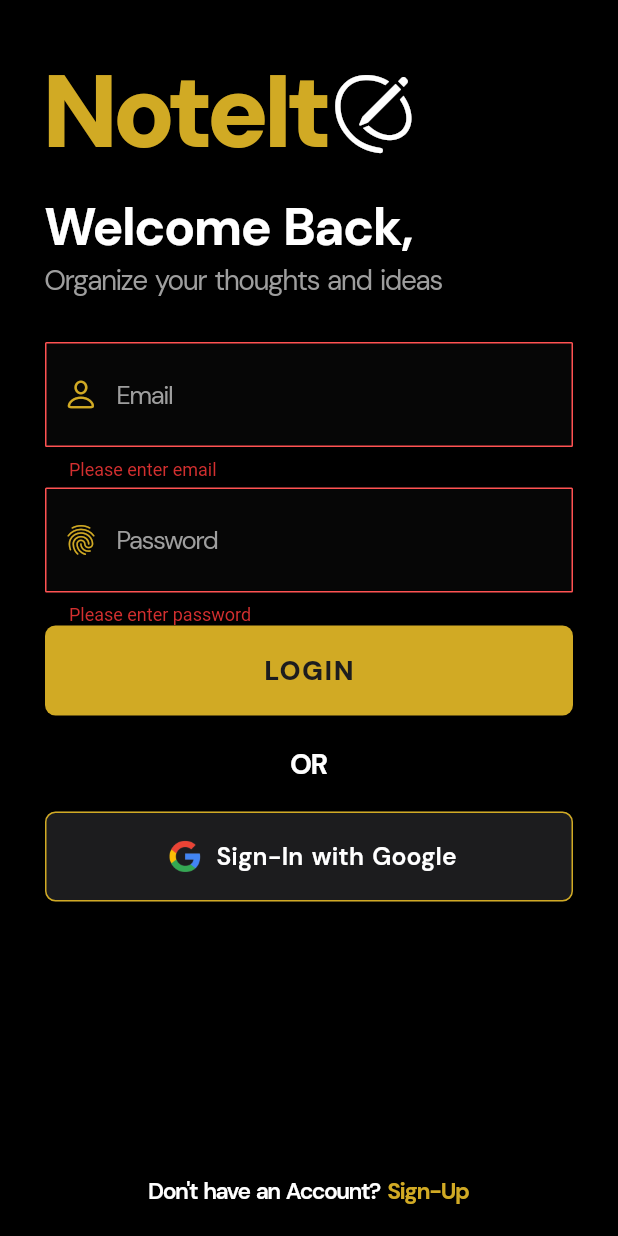
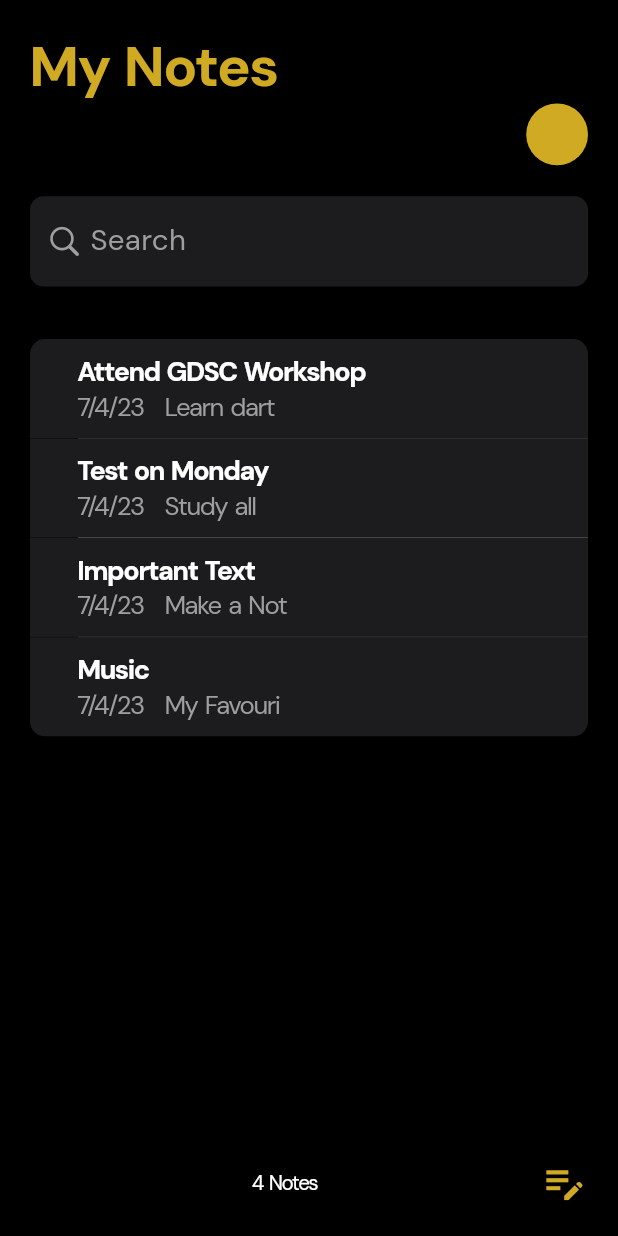
Before and after one commit to DSC-VJTI/Flutter-Forward-Extended, a Flutter app: the screen it shows after launch, after a tap on "LOGIN", after a tap on "Sign-In with Google", on a phone screen of 412 x 824 dp. Run offline on Flutter 3.47's test engine with Material 2 defaults, Android fonts, the phone set to English and light mode, and no system bars; drawn by our look-alikes of flutter_slidable; our stand-ins replace firebase_core, google_fonts, share_plus; accounts and stored records are empty.

```diff
--- a/notes_app/lib/login/login.dart
+++ b/notes_app/lib/login/login.dart
@@ -1,5 +1,6 @@
 import 'package:flutter/cupertino.dart';
 import 'package:flutter/material.dart';
+import 'package:notes_app/notes/notes.dart';
 import 'package:notes_app/utils/notes_theme.dart';
 import 'package:notes_app/register/register.dart';
 
@@ -14,7 +15,6 @@ class _LoginState extends State<Login> {
   final TextEditingController _emailController = TextEditingController();
   final TextEditingController _passwordController = TextEditingController();
   final _formKey = GlobalKey<FormState>();
-
   bool isLoading1 = false;
   bool isLoading2 = false;
 
@@ -102,7 +102,6 @@ class _LoginState extends State<Login> {
                       color: Colors.grey),
                 ),
               ),
-
               Form(
                 key: _formKey,
                 child: Column(
@@ -160,6 +159,9 @@ class _LoginState extends State<Login> {
                   ],
                 ),
               ),
+              const SizedBox(
+                height: 20,
+              ),
               Column(
                 children: [
                   SizedBox(
@@ -173,7 +175,10 @@ class _LoginState extends State<Login> {
                             setState(() {
                               isLoading1 = true;
                             });
-
+                            Navigator.pushReplacement(context,
+                                MaterialPageRoute(builder: (_) {
+                              return const Notes();
+                            }));
                             isLoading1 = false;
                           }
                         },
@@ -217,6 +222,10 @@ class _LoginState extends State<Login> {
                           setState(() {
                             isLoading2 = true;
                           });
+                          Navigator.pushReplacement(context,
+                              MaterialPageRoute(builder: (_) {
+                            return const Notes();
+                          }));
                           isLoading2 = false;
                         },
                         child: isLoading2
--- a/notes_app/lib/main.dart
+++ b/notes_app/lib/main.dart
@@ -1,7 +1,10 @@
+import 'package:firebase_core/firebase_core.dart';
 import 'package:flutter/material.dart';
 import 'package:notes_app/login/login.dart';
 
-void main() {
+void main() async {
+  WidgetsFlutterBinding.ensureInitialized();
+  await Firebase.initializeApp();
   runApp(const MyApp());
 }
 
@@ -10,7 +13,7 @@ class MyApp extends StatelessWidget {
 
   @override
   Widget build(BuildContext context) {
-    return  const MaterialApp(
+    return const MaterialApp(
       title: 'Notes App',
       debugShowCheckedModeBanner: false,
       home: Login(),
--- /dev/null
+++ b/notes_app/lib/notes/models/note_model.dart
@@ -0,0 +1,15 @@
+// ignore_for_file: non_constant_identifier_names
+
+class NoteModel {
+  String? title;
+  String? date;
+  String? description;
+  String? note;
+  String? note_id;
+
+  NoteModel({this.title, this.note, this.note_id, this.description, this.date});
+
+  Map<String, dynamic> toJson() {
+    return {"date": DateTime.now().toString(), "note": note, "title": title};
+  }
+}
--- /dev/null
+++ b/notes_app/lib/notes/notes.dart
@@ -0,0 +1,209 @@
+// ignore_for_file: prefer_const_constructors, unused_local_variable
+
+import 'package:flutter/cupertino.dart';
+import 'package:flutter/material.dart';
+import 'package:flutter_slidable/flutter_slidable.dart';
+import 'package:notes_app/notes/layout/note_pad_page.dart';
+import 'package:notes_app/notes/models/note_model.dart';
+import 'package:notes_app/notes/widgets/note_card.dart';
+import 'package:notes_app/utils/notes_theme.dart';
+
+class Notes extends StatefulWidget {
+  const Notes({super.key});
+
+  @override
+  State<Notes> createState() => _NotesState();
+}
+
+class _NotesState extends State<Notes> {
+  List<NoteModel> models = [
+    NoteModel(
+        title: "Attend GDSC Workshop",
+        note:
+            "Attend GDSC Workshop \nLearn dart basic, install flutter sdk. \n\nhttps://gdsc.community.dev/e/m9724c/",
+        description: "Learn dart basic, install flutter sdk.",
+        date: "7/4/23",
+        note_id: "1"),
+    NoteModel(
+        title: "Test on Monday",
+        note: "Test on Monday \nStudy all the topics covered in BEE",
+        description: "Study all the topics covered in BEE",
+        date: "7/4/23",
+        note_id: "2"),
+    NoteModel(
+        title: "Important Text",
+        note: "Important Text \nMake a Notes app",
+        note_id: "3",
+        date: "7/4/23",
+        description: "Make a Notes app"),
+    NoteModel(
+      title: "Music",
+      note: "Music \nMy Favourite music is ..",
+      note_id: "4",
+      description: "My Favourite music is ..",
+      date: "7/4/23",
+    )
+  ];
+
+  @override
+  Widget build(BuildContext context) {
+    double width = MediaQuery.of(context).size.width;
+    return Scaffold(
+      resizeToAvoidBottomInset: false,
+      backgroundColor: NotesTheme.backgroundColor,
+      bottomNavigationBar: Padding(
+        padding: const EdgeInsets.all(20.0),
+        child: Row(
+          mainAxisAlignment: MainAxisAlignment.center,
+          children: [
+            const Spacer(),
+            Text(
+              "${models.length} Notes",
+              style: NotesTheme.appText(
+                  size: width / 30, weight: FontWeight.normal),
+            ),
+            const Spacer(),
+            GestureDetector(
+              onTap: () async {
+                NoteModel? model = await Navigator.push(context,
+                    MaterialPageRoute(builder: (_) {
+                  return NotePadPage();
+                }));
+                setState(() {
+                  if (model != null) {
+                    models.add(model);
+                  }
+                });
+              },
+              child: Icon(
+                Icons.edit_note,
+                color: NotesTheme.highlightColor,
+                size: width / 13,
+              ),
+            )
+          ],
+        ),
+      ),
+      body: SafeArea(
+          child: SingleChildScrollView(
+        padding: const EdgeInsets.only(top: 20, left: 20, right: 20),
+        physics: const BouncingScrollPhysics(),
+        child: Column(
+          crossAxisAlignment: CrossAxisAlignment.start,
+          children: [
+            Text(
+              "My Notes",
+              style: NotesTheme.appText(
+                  size: width / 11,
+                  weight: FontWeight.bold,
+                  color: NotesTheme.highlightColor),
+            ),
+            Row(
+              mainAxisAlignment: MainAxisAlignment.end,
+              children: [
+                GestureDetector(
+                  onTap: () {},
+                  child: Container(
+                    height: width / 10,
+                    width: width / 10,
+                    clipBehavior: Clip.antiAlias,
+                    decoration: BoxDecoration(
+                        color: NotesTheme.highlightColor,
+                        borderRadius: BorderRadius.circular(width / 20)),
+                  ),
+                ),
+              ],
+            ),
+            SizedBox(
+              height: width / 20,
+            ),
+            Container(
+              margin: const EdgeInsets.only(bottom: 35),
+              child: CupertinoSearchTextField(
+                style: NotesTheme.appText(
+                  letterSpacing: 0.2,
+                  size: width / 24,
+                  weight: FontWeight.w400,
+                ),
+                padding: const EdgeInsets.fromLTRB(5, 0, 0, 0),
+                placeholder: 'Search',
+                prefixIcon: Padding(
+                  padding: const EdgeInsets.only(top: 10, bottom: 10, left: 5),
+                  child: Icon(
+                    CupertinoIcons.search,
+                    color: Colors.grey,
+                    size: width / 17,
+                  ),
+                ),
+                backgroundColor: NotesTheme.slightBlack,
+                placeholderStyle: NotesTheme.appText(
+                    letterSpacing: 0.2,
+                    size: width / 21,
+                    weight: FontWeight.w400,
+                    color: Colors.grey),
+                onChanged: (value) {},
+                onSubmitted: (value) {},
+                autocorrect: true,
+              ),
+            ),
+            ListView.separated(
+                separatorBuilder: (context, index) {
+                  return Container(
+                    margin: const EdgeInsets.only(left: 32),
+                    height: 0.28,
+                    color: Colors.grey,
+                  );
+                },
+                shrinkWrap: true,
+                physics: const BouncingScrollPhysics(),
+                itemCount: models.length,
+                itemBuilder: (context, index) {
+                  return Slidable(
+                    key: UniqueKey(),
+                    endActionPane: ActionPane(
+                        motion: const ScrollMotion(),
+                        dismissible: DismissiblePane(onDismissed: () {
+                          setState(() {
+                            models.remove(models[index]);
+                          });
+                        }),
+                        children: [
+                          SlidableAction(
+                            onPressed: (context) {
+                              setState(() {
+                                models.remove(models[index]);
+                              });
+                            },
+                            backgroundColor: const Color(0xFFFE4A49),
+                            foregroundColor: Colors.white,
+                            icon: Icons.delete,
+                            label: 'Delete',
+                          ),
+                        ]),
+                    child: GestureDetector(
+                      onTap: () async {
+                        NoteModel? model = await Navigator.push(context,
+                            MaterialPageRoute(builder: (_) {
+                          return NotePadPage(
+                            model: models[index],
+                          );
+                        }));
+                        setState(() {
+                          if (model != null) {
+                            models[index] = model;
+                          }
+                        });
+                      },
+                      child: NoteCard(
+                          isFirst: index == 0,
+                          isLast: index == models.length - 1,
+                          model: models[index]),
+                    ),
+                  );
+                }),
+          ],
+        ),
+      )),
+    );
+  }
+}
--- /dev/null
+++ b/notes_app/lib/notes/widgets/note_card.dart
@@ -0,0 +1,79 @@
+// ignore_for_file: must_be_immutable
+
+import 'package:flutter/material.dart';
+import 'package:notes_app/notes/models/note_model.dart';
+import 'package:notes_app/utils/notes_theme.dart';
+
+class NoteCard extends StatelessWidget {
+  NoteCard(
+      {super.key,
+      required this.model,
+      required this.isFirst,
+      required this.isLast});
+  NoteModel model;
+  bool isFirst;
+  bool isLast;
+
+  @override
+  Widget build(BuildContext context) {
+    double width = MediaQuery.of(context).size.width;
+    BorderRadiusGeometry radiusGeometry = BorderRadius.circular(0);
+
+    if (isFirst && isLast) {
+      radiusGeometry = BorderRadius.circular(10);
+    } else if (isFirst && !isLast) {
+      radiusGeometry = const BorderRadius.only(
+          topLeft: Radius.circular(10), topRight: Radius.circular(10));
+    } else if (!isFirst && isLast) {
+      radiusGeometry = const BorderRadius.only(
+          bottomLeft: Radius.circular(10), bottomRight: Radius.circular(10));
+    }
+
+    return Container(
+      padding: const EdgeInsets.symmetric(horizontal: 32, vertical: 10),
+      decoration: BoxDecoration(
+          color: NotesTheme.slightBlack, borderRadius: radiusGeometry),
+      child: Column(
+        crossAxisAlignment: CrossAxisAlignment.start,
+        children: [
+          Container(
+            margin: const EdgeInsets.only(bottom: 1),
+            child: Text(
+              model.title!.length > 20
+                  ? model.title!.substring(0, 20)
+                  : model.title!,
+              style:
+                  NotesTheme.appText(size: width / 23, weight: FontWeight.w800),
+            ),
+          ),
+          Row(
+            children: [
+              Text(
+                model.date!,
+                style: NotesTheme.appText(
+                  size: width / 24,
+                  color: Colors.grey,
+                  weight: FontWeight.normal,
+                ),
+              ),
+              SizedBox(
+                width: width / 30,
+              ),
+              Text(
+                model.description!.length > 10
+                    ? model.description!.substring(0, 10)
+                    : model.description!,
+                overflow: TextOverflow.clip,
+                style: NotesTheme.appText(
+                  size: width / 24,
+                  color: Colors.grey,
+                  weight: FontWeight.normal,
+                ),
+              ),
+            ],
+          )
+        ],
+      ),
+    );
+  }
+}
```
Also changed, not shown: notes_app/lib/notes/layout/note_pad_page.dart (added, +126 -0 lines), notes_app/lib/register/register.dart (+36 -32 lines), notes_app/pubspec.yaml (+6 -1 lines), notes_app/pubspec.lock, 3 other files.
